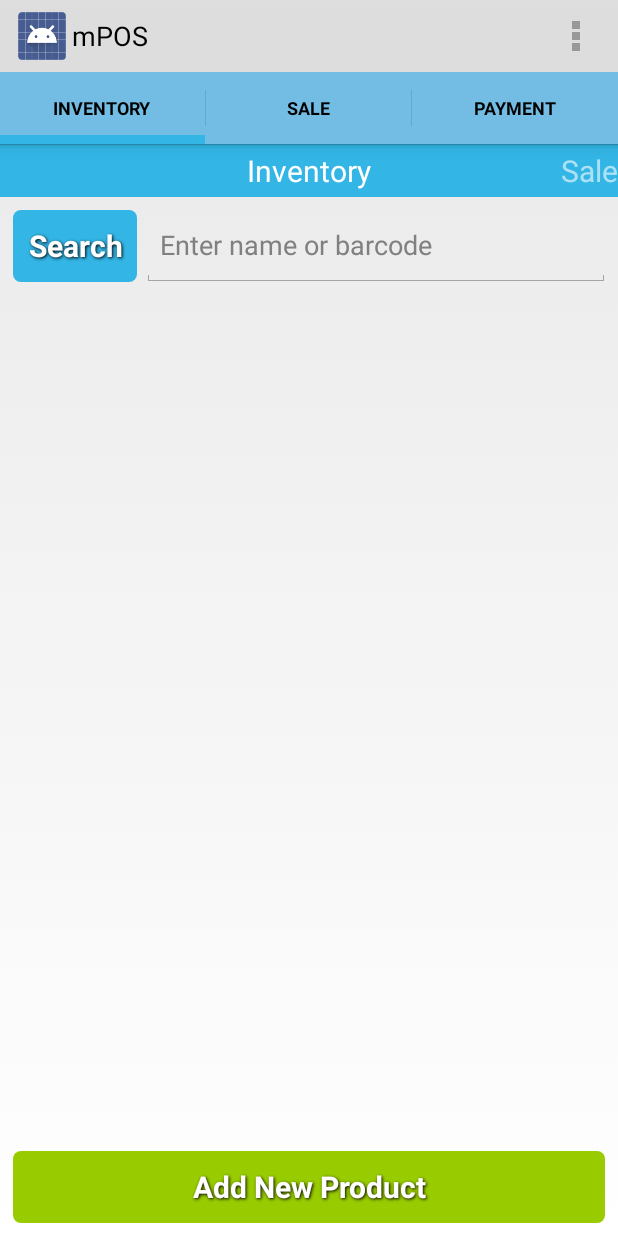
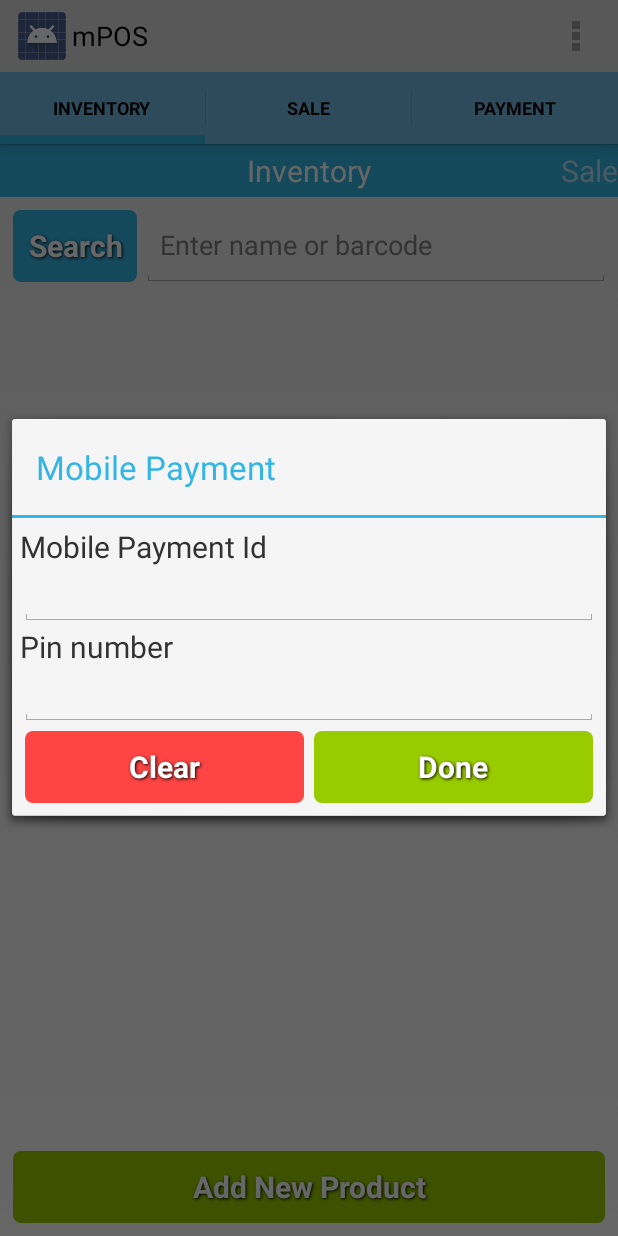
Before and after one commit to UdeeshaShehan/BSA2, an Android app: the screen it shows after launch (MainActivity), in the options menu, after a tap on "Mobile payment", on a phone screen of 412 x 824 dp. Run offline under Robolectric (Android 15) with nearby library versions, the phone set to English and light mode, and no system bars.

Commit message:
mobile payment add

```diff
--- a/app/src/main/java/com/example/usid/mpos/MainActivity.java
+++ b/app/src/main/java/com/example/usid/mpos/MainActivity.java
@@ -24,6 +24,7 @@ import android.view.MenuItem;
 import android.view.View;
 
 import com.example.usid.mpos.UI.InventoryFragment;
+import com.example.usid.mpos.UI.MobilePaymentDialogFragment;
 import com.example.usid.mpos.UI.ProductDetailActivity;
 import com.example.usid.mpos.UI.ReportFragment;
 import com.example.usid.mpos.UI.SaleFragment;
@@ -250,7 +251,14 @@ public class MainActivity extends FragmentActivity {
                 return super.onOptionsItemSelected(item);
         }
     }
+ /*   public void showPopup() {
+        MobilePaymentDialogFragment newFragment = new MobilePaymentDialogFragment();
+        newFragment.show(getFragmentManager(), "");
+    }*/
     public void mobilepayment(){
+      //  showPopup();
+        MobilePaymentDialogFragment newFragment = new MobilePaymentDialogFragment();
+        newFragment.show(getSupportFragmentManager(), "");
 
     }
     public void nfcpayment(){
--- /dev/null
+++ b/app/src/main/java/com/example/usid/mpos/UI/MobilePaymentDialogFragment.java
@@ -0,0 +1,99 @@
+package com.example.usid.mpos.UI;
+
+import android.annotation.SuppressLint;
+import android.content.res.Resources;
+import android.os.Bundle;
+import android.support.annotation.Nullable;
+import android.support.v4.app.DialogFragment;
+import android.view.LayoutInflater;
+import android.view.View;
+import android.view.ViewGroup;
+import android.widget.Button;
+import android.widget.EditText;
+import android.widget.Toast;
+
+import com.example.usid.mpos.R;
+
+/**
+ * Created by usid on 12/1/16.
+ */
+
+public class MobilePaymentDialogFragment extends DialogFragment {
+    private UpdatableFragment fragment;
+    private EditText paymentID;
+    private EditText pinNum;
+    private Button confirmButton;
+    private Button clearButton;
+    private Resources res;
+
+    @Nullable
+    @Override
+    public View onCreateView(LayoutInflater inflater, @Nullable ViewGroup container, @Nullable Bundle savedInstanceState) {
+
+        View v = inflater.inflate(R.layout.layout_mobile_payment, container,
+                false);
+        res = getResources();
+        paymentID = (EditText) v.findViewById(R.id.mobileNumBox);
+        pinNum = (EditText) v.findViewById(R.id.IdBox);
+        confirmButton = (Button) v.findViewById(R.id.confirmButton);
+        clearButton = (Button) v.findViewById(R.id.clearButton);
+        getDialog().setTitle("Mobile Payment");
+        initUI();
+        return v;
+    }
+
+
+    @SuppressLint("ValidFragment")
+    public MobilePaymentDialogFragment() {
+        super();
+
+    }
+
+    /**
+     * Clear all box
+     */
+    private void clearAllBox() {
+        paymentID.setText("");
+        pinNum.setText("");
+
+    }
+    /**
+     * Construct a new
+     */
+    private void initUI() {
+		/*scanButton.setOnClickListener(new View.OnClickListener() {
+			@Override
+			public void onClick(View v) {
+				IntentIntegratorSupportV4 scanIntegrator = new IntentIntegratorSupportV4(AddProductDialogFragment.this);
+				scanIntegrator.initiateScan();
+			}
+		});*/
+
+        confirmButton.setOnClickListener(new View.OnClickListener() {
+            public void onClick(View v) {
+                if (pinNum.getText().toString().equals("")
+                        || paymentID.getText().toString().equals("")
+                        ) {
+
+                    Toast.makeText(getActivity().getBaseContext(),
+                            res.getString(R.string.please_input_all), Toast.LENGTH_SHORT)
+                            .show();
+
+                } else {
+
+                }
+            }
+        });
+
+        clearButton.setOnClickListener(new View.OnClickListener() {
+            @Override
+            public void onClick(View v) {
+                if( paymentID.getText().toString().equals("") && pinNum.getText().toString().equals("")){
+                    MobilePaymentDialogFragment.this.dismiss();
+                } else {
+                    clearAllBox();
+                }
+            }
+        });
+    }
+}
--- a/app/src/main/java/com/example/usid/mpos/UI/ReportFragment.java
+++ b/app/src/main/java/com/example/usid/mpos/UI/ReportFragment.java
@@ -192,7 +192,7 @@ public class ReportFragment extends UpdatableFragment {
 		totalBox = (TextView) view.findViewById(R.id.totalBox);
 		spinner = (Spinner) view.findViewById(R.id.spinner1);*/
 
-		//initUI();
+		initUI();
 		return view;
 	}
 
--- a/app/src/main/res/layout/layout_mobile_payment.xml
+++ b/app/src/main/res/layout/layout_mobile_payment.xml
@@ -10,7 +10,7 @@
         android:id="@+id/mobileNum"
         android:layout_width="wrap_content"
         android:layout_height="wrap_content"
-        android:text="@string/barcode"
+        android:text="@string/mobilePaymentId"
         android:textSize="20sp" />
 
     <EditText
@@ -18,13 +18,12 @@
         android:layout_width="wrap_content"
         android:layout_height="wrap_content"
         android:ems="20"
-        android:inputType="number"
         android:textSize="18sp" />
     <TextView
         android:id="@+id/Id"
         android:layout_width="match_parent"
         android:layout_height="wrap_content"
-        android:text="@string/name"
+        android:text="@string/pinNum"
         android:textSize="20sp" />
 
     <EditText
@@ -32,7 +31,7 @@
         android:layout_width="match_parent"
         android:layout_height="wrap_content"
         android:ems="20"
-        android:inputType="text"
+        android:inputType="number"
         android:textSize="18sp" />
 
 
--- a/app/src/main/res/values/strings.xml
+++ b/app/src/main/res/values/strings.xml
@@ -35,6 +35,8 @@
     <string name="card_holder">Card Holder </string>
     <string name="mobileNum">Mobile Number </string>
     <string name="idmobile">Payment Id</string>
+    <string name="mobilePaymentId">Mobile Payment Id</string>
+    <string name="pinNum">Pin number</string>
 
     <string name="dialog_quit">Are you sure you want to QUIT?</string>
     <string name="dialog_remove_product">Are you sure you want to REMOVE this product?</string>
```
Also changed, not shown: app/src/main/java/com/example/usid/mpos/technicalService/SocketService.java (added, +101 -0 lines).
